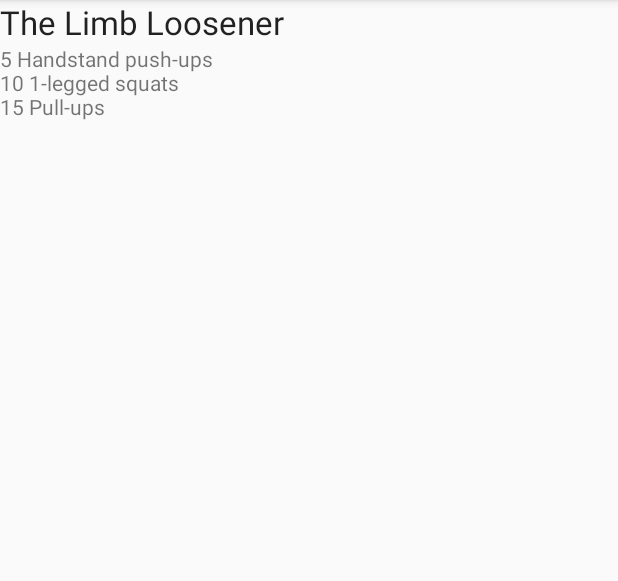
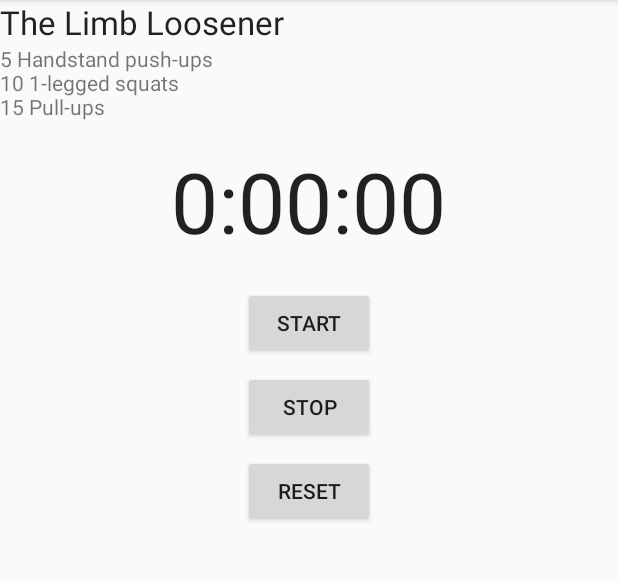
Before and after one commit to lukin-k/Android_lessons, an Android app: the screen it shows after launch (DetailActivity), after a tap on "The Limb Loosener", on a phone screen of 412 x 824 dp, the part 84-665 px from its top. Run offline under Robolectric (Android 15) with nearby library versions, the phone set to English and light mode, and no system bars.

Commit message:
end workout, add support large, add fragment into fragment

```diff
--- a/Workout/app/src/main/AndroidManifest.xml
+++ b/Workout/app/src/main/AndroidManifest.xml
@@ -9,11 +9,12 @@
         android:roundIcon="@mipmap/ic_launcher_round"
         android:supportsRtl="true"
         android:theme="@style/AppTheme">
-        <activity android:name=".DetailActivity"></activity>
+        <activity android:name=".TempActivity">
+        </activity>
+        <activity android:name=".DetailActivity" />
         <activity android:name=".MainActivity">
             <intent-filter>
                 <action android:name="android.intent.action.MAIN" />
-
                 <category android:name="android.intent.category.LAUNCHER" />
             </intent-filter>
         </activity>
--- a/Workout/app/src/main/java/com/example/workout/MainActivity.java
+++ b/Workout/app/src/main/java/com/example/workout/MainActivity.java
@@ -1,6 +1,7 @@
 package com.example.workout;
 
 import android.content.Intent;
+import android.support.v4.app.FragmentTransaction;
 import android.support.v7.app.AppCompatActivity;
 import android.os.Bundle;
 import android.view.View;
@@ -15,8 +16,19 @@ public class MainActivity extends AppCompatActivity implements WorkoutListFragme
 
     @Override
     public void itemClicked(int id) {
-        Intent intent = new Intent(this, DetailActivity.class);
-        intent.putExtra(DetailActivity.EXTRA_WORKOUT_ID, id);
-        startActivity(intent);
+        View fragmentContainer = findViewById(R.id.fragment_container);
+        if (fragmentContainer != null) {
+            WorkoutDetailFragment details = new WorkoutDetailFragment();
+            FragmentTransaction ft = getSupportFragmentManager().beginTransaction();
+            details.setWorkout(id);
+            ft.replace(R.id.fragment_container, details);
+            ft.setTransition(FragmentTransaction.TRANSIT_FRAGMENT_FADE);
+            ft.addToBackStack(null);
+            ft.commit();
+        } else {
+            Intent intent = new Intent(this, DetailActivity.class);
+            intent.putExtra(DetailActivity.EXTRA_WORKOUT_ID, id);
+            startActivity(intent);
+        }
     }
 }
--- /dev/null
+++ b/Workout/app/src/main/java/com/example/workout/StopwatchFragment.java
@@ -0,0 +1,109 @@
+package com.example.workout;
+
+import android.os.Bundle;
+import android.os.Handler;
+import android.support.v4.app.Fragment;
+import android.view.LayoutInflater;
+import android.view.View;
+import android.view.ViewGroup;
+import android.widget.Button;
+import android.widget.TextView;
+import java.util.Locale;
+
+
+public class StopwatchFragment extends Fragment implements View.OnClickListener {
+    //Количество секунд на секундомере.
+    private int seconds = 0;
+    //Секундомер работает?
+    private boolean running;
+    private boolean wasRunning;
+    @Override
+    public void onCreate(Bundle savedInstanceState) {
+        super.onCreate(savedInstanceState);
+        if (savedInstanceState != null) {
+            seconds = savedInstanceState.getInt("seconds");
+            running = savedInstanceState.getBoolean("running");
+            wasRunning = savedInstanceState.getBoolean("wasRunning");
+        }
+    }
+
+    @Override
+    public View onCreateView(LayoutInflater inflater, ViewGroup container, Bundle savedInstanceState) {
+        View layout = inflater.inflate(R.layout.fragment_stopwatch, container, false);
+
+        Button startButton = (Button)layout.findViewById(R.id.start_button);
+        startButton.setOnClickListener(this);
+        Button stopButton = (Button)layout.findViewById(R.id.stop_button);
+        stopButton.setOnClickListener(this);
+        Button resetButton = (Button)layout.findViewById(R.id.reset_button);
+        resetButton.setOnClickListener(this);
+
+        runTimer(layout);
+        return layout;
+    }
+    @Override
+    public void onPause() {
+        super.onPause();
+        wasRunning = running;
+        running = false;
+    }
+    @Override
+    public void onResume() {
+        super.onResume();
+        if (wasRunning) {
+            running = true;
+        }
+    }
+
+    @Override
+    public void onSaveInstanceState(Bundle savedInstanceState) {
+        savedInstanceState.putInt("seconds", seconds);
+        savedInstanceState.putBoolean("running", running);
+        savedInstanceState.putBoolean("wasRunning", wasRunning);
+    }
+
+    private void onClickStart() {
+        running = true;
+    }
+    private void onClickStop() {
+        running = false;
+    }
+    private void onClickReset() {
+        running = false;
+        seconds = 0;
+    }
+
+    private void runTimer(View view) {
+        final TextView timeView = (TextView) view.findViewById(R.id.time_view);
+        final Handler handler = new Handler();
+        handler.post(new Runnable() {
+            @Override
+            public void run() {
+                int hours = seconds/3600;
+                int minutes = (seconds%3600)/60;
+                int secs = seconds%60;
+                String time = String.format(Locale.getDefault(), "%d:%02d:%02d", hours, minutes, secs);
+                timeView.setText(time);
+                if (running) {
+                    seconds++;
+                }
+                handler.postDelayed(this, 1000);
+            }
+        });
+    }
+
+    @Override
+    public void onClick(View v) {
+        switch (v.getId()) {
+            case R.id.start_button:
+                onClickStart();
+                break;
+            case R.id.stop_button:
+                onClickStop();
+                break;
+            case R.id.reset_button:
+                onClickReset();
+                break;
+        }
+    }
+}
--- a/Workout/app/src/main/java/com/example/workout/WorkoutDetailFragment.java
+++ b/Workout/app/src/main/java/com/example/workout/WorkoutDetailFragment.java
@@ -2,6 +2,7 @@ package com.example.workout;
 
 import android.os.Bundle;
 import android.support.v4.app.Fragment;
+import android.support.v4.app.FragmentTransaction;
 import android.view.LayoutInflater;
 import android.view.View;
 import android.view.ViewGroup;
@@ -10,6 +11,21 @@ import android.widget.TextView;
 
 public class WorkoutDetailFragment extends Fragment {
     private int workoutId=0;
+
+    @Override
+    public void onCreate(Bundle savedInstanceState){
+        super.onCreate(savedInstanceState);
+        if (savedInstanceState == null) {
+            StopwatchFragment stopwatch = new StopwatchFragment();
+            FragmentTransaction ft = getChildFragmentManager().beginTransaction();
+            ft.add(R.id.stopwatch_container, stopwatch);
+            ft.addToBackStack(null);
+            ft.setTransition(FragmentTransaction.TRANSIT_FRAGMENT_FADE);
+            ft.commit();
+        } else {
+            workoutId = savedInstanceState.getInt("workoutId");
+        }
+    }
 
     @Override
     public View onCreateView(LayoutInflater inflater, ViewGroup container, Bundle savedInstanceState) {
@@ -31,6 +47,11 @@ public class WorkoutDetailFragment extends Fragment {
         }
     }
 
+    @Override
+    public void onSaveInstanceState(Bundle savedInstanceState) {
+        savedInstanceState.putInt("workoutId", workoutId);
+    }
+
     public void setWorkout(int id){
         this.workoutId=id;
     }
--- /dev/null
+++ b/Workout/app/src/main/res/layout/activity_temp.xml
@@ -0,0 +1,6 @@
+<?xml version="1.0" encoding="utf-8"?>
+<FrameLayout xmlns:android="http://schemas.android.com/apk/res/android"
+    android:layout_width="match_parent"
+    android:layout_height="match_parent"
+    android:id="@+id/stopwatch_container">
+</FrameLayout>
--- /dev/null
+++ b/Workout/app/src/main/res/layout/fragment_stopwatch.xml
@@ -0,0 +1,37 @@
+<?xml version="1.0" encoding="utf-8"?>
+<LinearLayout xmlns:android="http://schemas.android.com/apk/res/android"
+    android:layout_width="match_parent"
+    android:layout_height="match_parent"
+    android:orientation="vertical"
+    android:padding="16dp">
+    <TextView
+        android:id="@+id/time_view"
+        android:layout_width="wrap_content"
+        android:layout_height="wrap_content"
+        android:layout_gravity="center_horizontal"
+        android:textAppearance="@android:style/TextAppearance.Large"
+        android:textSize="56sp" />
+    <Button
+        android:id="@+id/start_button"
+        android:layout_width="wrap_content"
+        android:layout_height="wrap_content"
+        android:layout_gravity="center_horizontal"
+        android:layout_marginTop="20dp"
+        android:text="@string/start" />
+
+    <Button
+        android:id="@+id/stop_button"
+        android:layout_width="wrap_content"
+        android:layout_height="wrap_content"
+        android:layout_gravity="center_horizontal"
+        android:layout_marginTop="8dp"
+        android:text="@string/stop" />
+
+    <Button
+        android:id="@+id/reset_button"
+        android:layout_width="wrap_content"
+        android:layout_height="wrap_content"
+        android:layout_gravity="center_horizontal"
+        android:layout_marginTop="8dp"
+        android:text="@string/reset" />
+</LinearLayout>
--- a/Workout/app/src/main/res/layout/fragment_workout_detail.xml
+++ b/Workout/app/src/main/res/layout/fragment_workout_detail.xml
@@ -18,4 +18,10 @@
         android:id="@+id/textDescription">
     </TextView>
 
+    <FrameLayout
+        android:id="@+id/stopwatch_container"
+        android:layout_width="match_parent"
+        android:layout_height="match_parent">
+    </FrameLayout>
+
 </LinearLayout>
--- a/Workout/app/src/main/res/values/strings.xml
+++ b/Workout/app/src/main/res/values/strings.xml
@@ -5,4 +5,7 @@
     <string name="textDescription">Description</string>
     <!-- TODO: Remove or change this placeholder text -->
     <string name="hello_blank_fragment">Hello blank fragment</string>
+    <string name="start">Start</string>
+    <string name="stop">Stop</string>
+    <string name="reset">Reset</string>
 </resources>
```
Also changed, not shown: Workout/app/src/main/java/com/example/workout/TempActivity.java (added, +23 -0 lines), Workout/app/src/main/res/layout-land/activity_main.xml (added, +22 -0 lines), Workout/app/src/main/res/layout-large/activity_main.xml (added, +22 -0 lines).
